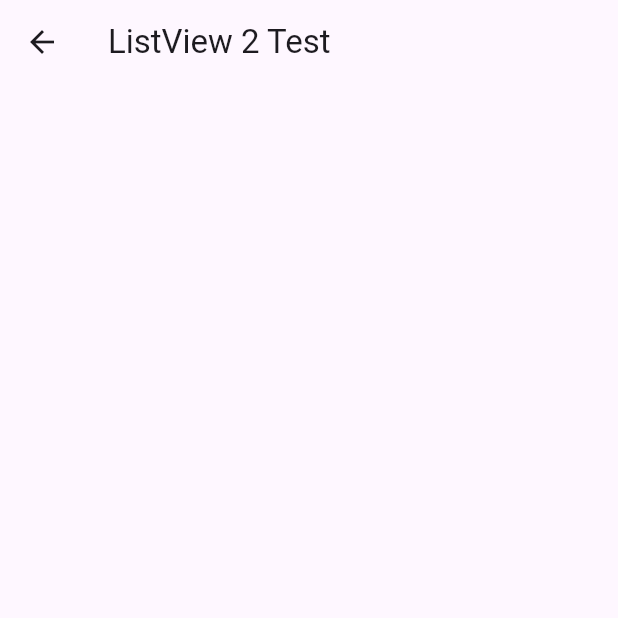
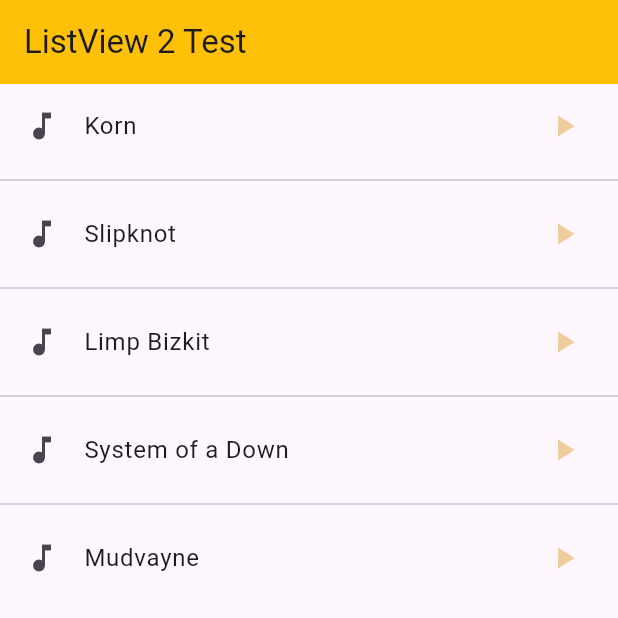
Before and after one commit to Odenfis/flutter_componentes, a Flutter app: the ListView2Screen screen opened directly, on a phone screen of 412 x 824 dp, the top half of it. Run offline on Flutter 3.47's test engine with Material 3 defaults, Android fonts, the phone set to English and light mode, and no system bars.

Commit message:
mie1-1132

```diff
--- a/lib/main.dart
+++ b/lib/main.dart
@@ -1,4 +1,5 @@
 import 'package:fl_componentes/screens/listview1_screen.dart';
+import 'package:fl_componentes/screens/listview2_screen.dart';
 import 'package:flutter/material.dart';
 
 void main() => runApp(const MyApp());
@@ -11,7 +12,7 @@ class MyApp extends StatelessWidget {
     return MaterialApp(
       debugShowCheckedModeBanner: false,
       title: 'Material App',
-      home: ListView1Screen()
+      home: ListView2Screen()
     );
   }
 }
--- a/lib/screens/listview2_screen.dart
+++ b/lib/screens/listview2_screen.dart
@@ -2,7 +2,7 @@ import 'package:flutter/material.dart';
 
 class ListView2Screen extends StatelessWidget {
 
-  final opciones = const['Korn','Slipknot','Limp Bizkit','System of a Down'];
+  final opciones = const['Korn','Slipknot','Limp Bizkit','System of a Down','Mudvayne'];
 
   const ListView2Screen({super.key});
 
@@ -11,7 +11,20 @@ class ListView2Screen extends StatelessWidget {
     return Scaffold(
       appBar: AppBar(
         title: Text('ListView 2 Test'),
+        backgroundColor: Colors.amber,
       ),
+      body: ListView.separated(
+        itemBuilder:(context, index) => ListTile(
+          leading: Icon(Icons.music_note),
+          title: Text(opciones[index]),
+          trailing: Icon(Icons.play_arrow, color: Color.fromARGB(100, 218, 140, 6),),
+          onTap: () {
+            final opt = opciones[index];
+            print(opt);
+          },
+        ),
+        separatorBuilder:(context, index) => Divider(),
+        itemCount: opciones.length),
       );
 
   }
```
